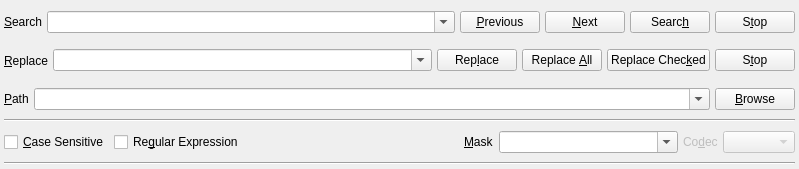
Qt form mks/ui/SearchWidget.ui (andreikop/enki) before a commit.
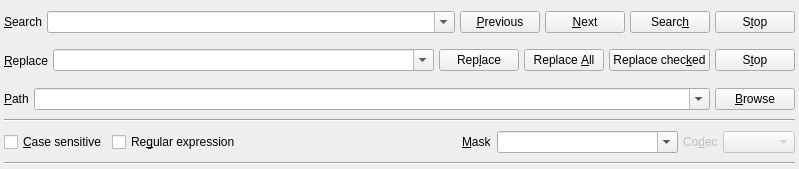
The same form after that commit. Icons and pictures are not drawn.

Commit message: Fixed CamelCase labels

Patch:
```diff
--- a/mks/ui/SearchWidget.ui
+++ b/mks/ui/SearchWidget.ui
@@ -208,7 +208,7 @@
          <item>
           <widget class="QPushButton" name="pbReplaceChecked">
            <property name="text">
-            <string>Replace Chec&amp;ked</string>
+            <string>Replace chec&amp;ked</string>
            </property>
            <property name="icon">
             <iconset>
@@ -316,14 +316,14 @@
       <item>
        <widget class="QCheckBox" name="cbCaseSensitive">
         <property name="text">
-         <string>&amp;Case Sensitive</string>
+         <string>&amp;Case sensitive</string>
         </property>
        </widget>
       </item>
       <item>
        <widget class="QCheckBox" name="cbRegularExpression">
         <property name="text">
-         <string>Re&amp;gular Expression</string>
+         <string>Re&amp;gular expression</string>
         </property>
        </widget>
       </item>
```
